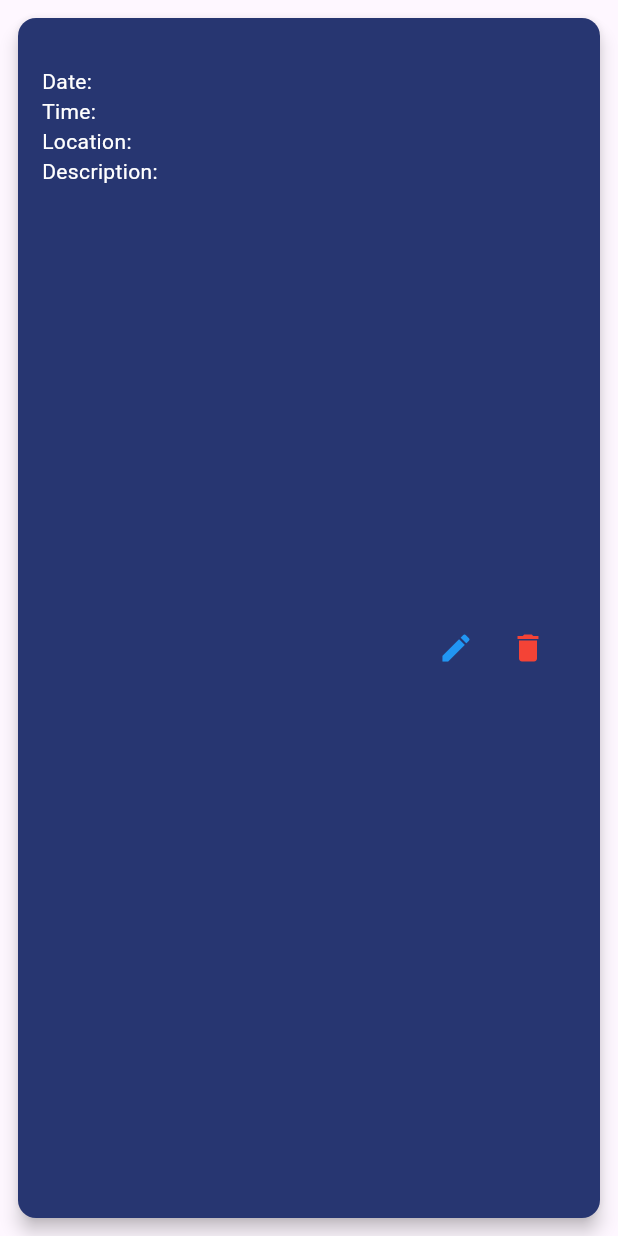
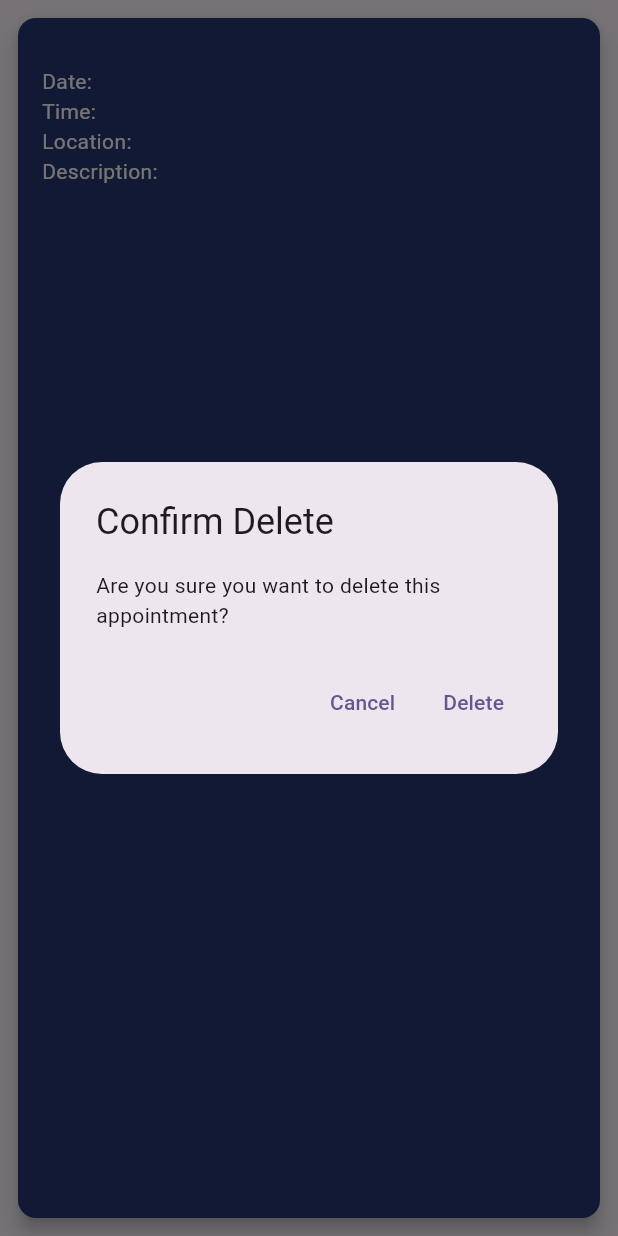
Before and after one commit to singhrishabh93/ios_appointment_app, a Flutter app: the AppointmentCard widget shown alone on an empty page, opened directly with empty values, after a tap on the "delete" icon, on a phone screen of 412 x 824 dp. Run offline on Flutter 3.47's test engine with Material 3 defaults, Android fonts, the phone set to English and light mode, and no system bars; our stand-ins replace cloud_firestore, firebase_auth, firebase_core, get, google_sign_in; missing offline and left inert: the_apple_sign_in; accounts and stored records are empty.

Commit message:
now appointment can be deleted

```diff
--- a/lib/home.dart
+++ b/lib/home.dart
@@ -166,8 +166,45 @@ class AppointmentCard extends StatelessWidget {
               IconButton(
                 onPressed: () {
                   // Delete button logic
-                  // You can show a confirmation dialog before deleting
-                  // or directly delete the appointment from Firestore
+                  showDialog(
+                    context: context,
+                    builder: (BuildContext context) {
+                      return AlertDialog(
+                        title: Text('Confirm Delete'),
+                        content: Text('Are you sure you want to delete this appointment?'),
+                        actions: [
+                          TextButton(
+                            onPressed: () {
+                              Navigator.pop(context);
+                            },
+                            child: Text('Cancel'),
+                          ),
+                          TextButton(
+                            onPressed: () {
+                              FirebaseFirestore.instance
+                                  .collection('users')
+                                  .doc('appointment')
+                                  .collection('active')
+                                  .doc(title) // Use the title as the document ID
+                                  .delete()
+                                  .then((value) {
+                                ScaffoldMessenger.of(context).showSnackBar(SnackBar(
+                                  content: Text(
+                                    "Appointment Deleted Successfully",
+                                    style: TextStyle(fontSize: 18.0),
+                                  ),
+                                ));
+                                Navigator.pop(context); // Close the dialog
+                              }).catchError((error) {
+                                print("Failed to delete appointment: $error");
+                              });
+                            },
+                            child: Text('Delete'),
+                          ),
+                        ],
+                      );
+                    },
+                  );
                 },
                 icon: Icon(Icons.delete, color: Colors.red),
               ),
```
